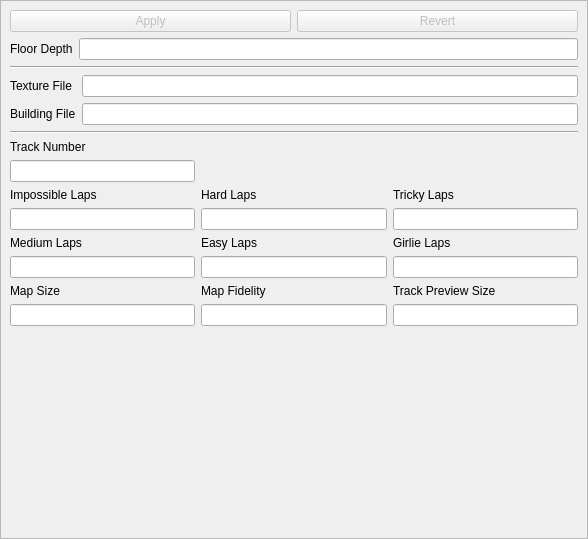
The window that TrackEditor/GlobalTrackSettings.ui (Zizin13/Roller) describes before a commit, drawn with Qt 5.
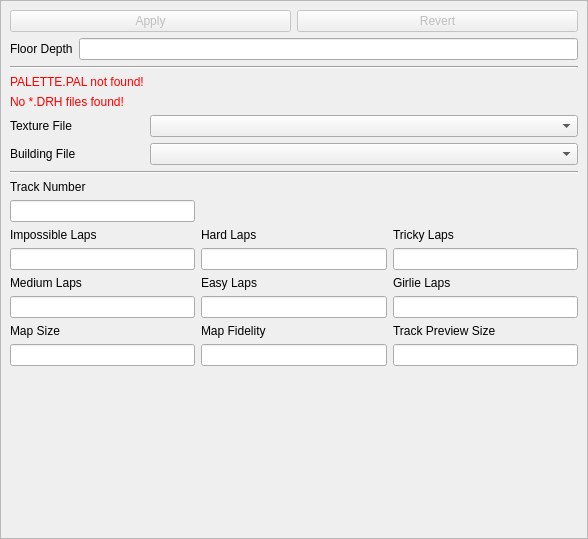
The same window after the commit.

Commit message: global settings should have the cool texture comboboxes and warning messages too

The edit to the form file:
```diff
--- a/TrackEditor/GlobalTrackSettings.ui
+++ b/TrackEditor/GlobalTrackSettings.ui
@@ -91,25 +91,52 @@
        </item>
        <item>
         <layout class="QGridLayout" name="gridLayout_7">
-         <item row="0" column="0">
-          <widget class="QLabel" name="lblTex">
-           <property name="text">
-            <string>Texture File</string>
-           </property>
-          </widget>
-         </item>
          <item row="1" column="0">
+          <widget class="QLabel" name="lblNoTex">
+           <property name="styleSheet">
+            <string notr="true">QLabel { color: red; }</string>
+           </property>
+           <property name="text">
+            <string>No *.DRH files found!</string>
+           </property>
+          </widget>
+         </item>
+         <item row="3" column="0">
           <widget class="QLabel" name="lblBld">
            <property name="text">
             <string>Building File</string>
            </property>
           </widget>
          </item>
-         <item row="0" column="2">
-          <widget class="QLineEdit" name="leTex"/>
+         <item row="2" column="0">
+          <widget class="QLabel" name="lblTex">
+           <property name="text">
+            <string>Texture File</string>
+           </property>
+          </widget>
          </item>
-         <item row="1" column="2">
-          <widget class="QLineEdit" name="leBld"/>
+         <item row="0" column="0">
+          <widget class="QLabel" name="lblPalNotFound">
+           <property name="styleSheet">
+            <string notr="true">QLabel { color: red; }</string>
+           </property>
+           <property name="text">
+            <string>PALETTE.PAL not found!</string>
+           </property>
+          </widget>
+         </item>
+         <item row="3" column="1">
+          <widget class="QComboBox" name="cbBld"/>
+         </item>
+         <item row="2" column="1">
+          <widget class="QComboBox" name="cbTex">
+           <property name="sizePolicy">
+            <sizepolicy hsizetype="Expanding" vsizetype="Fixed">
+             <horstretch>0</horstretch>
+             <verstretch>0</verstretch>
+            </sizepolicy>
+           </property>
+          </widget>
          </item>
         </layout>
        </item>
```
The commit also changes 2 other files.
